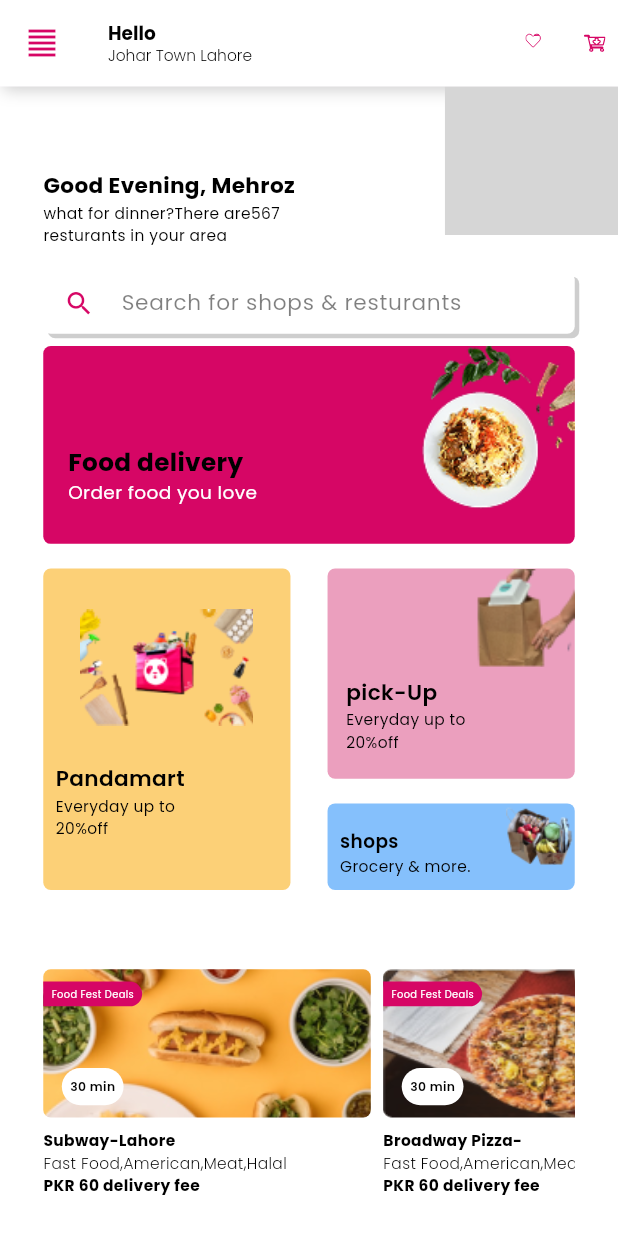
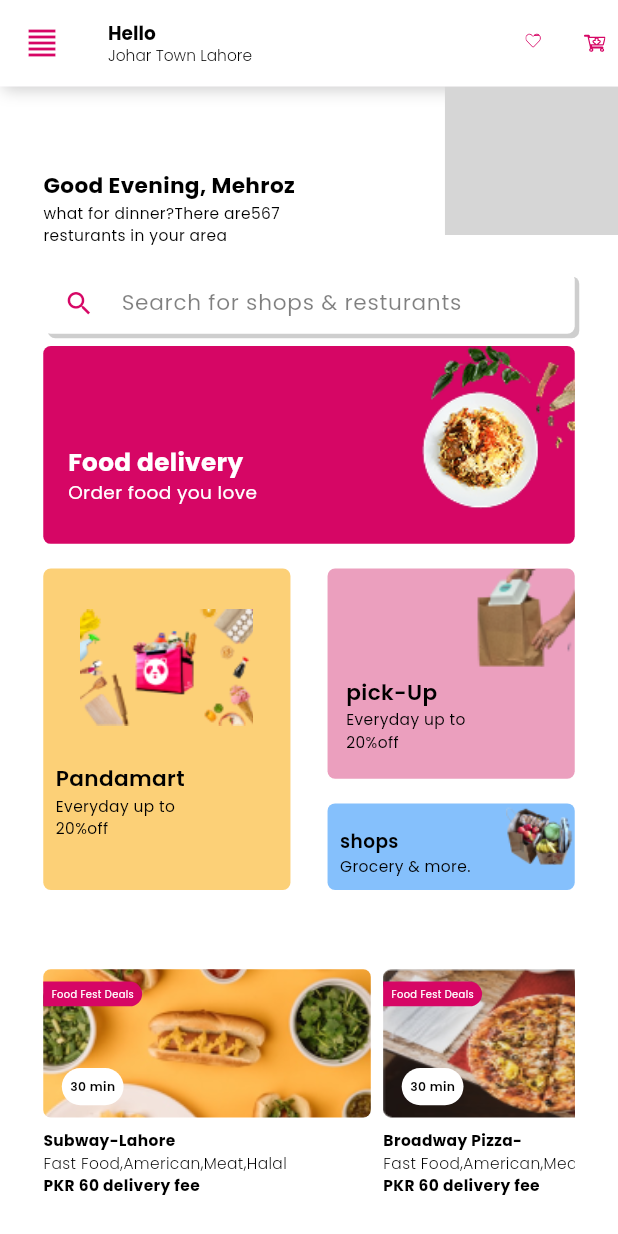
Before and after one commit to MQasimTayyab/New-flutter-Project, a Flutter app: the screen it shows after launch, on a phone screen of 412 x 824 dp. Run offline on Flutter 3.47's test engine with Material 3 defaults, Android fonts, the phone set to English and light mode, and no system bars; our stand-ins replace device_preview, flutter_svg, page_transition; grey boxes are pictures that could not be loaded.

Commit message:
again food delivery text color change

```diff
--- a/lib/Presentation/widgets/home/components/food_delivery.dart
+++ b/lib/Presentation/widgets/home/components/food_delivery.dart
@@ -63,7 +63,7 @@
                 CommonText(
                     text: AppStrings.fooddelivery,
                     Styles: Styles.textstyleHeaderone(context,
-                        color: AppColor.black)),
+                        color: AppColor.white)),
                 CommonText(
                     text: AppStrings.order,
                     Styles: Styles.textstyleHeaderfour(context,
```
